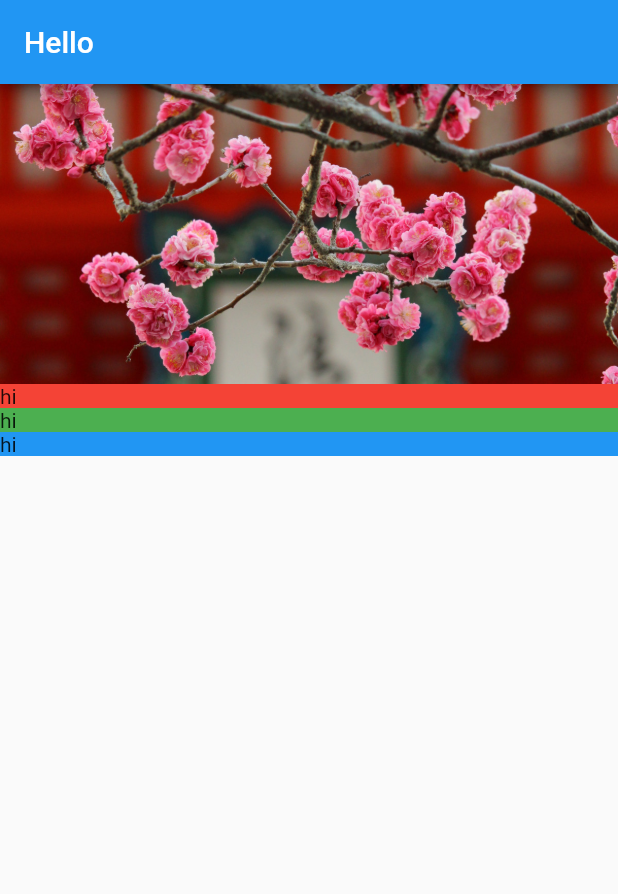
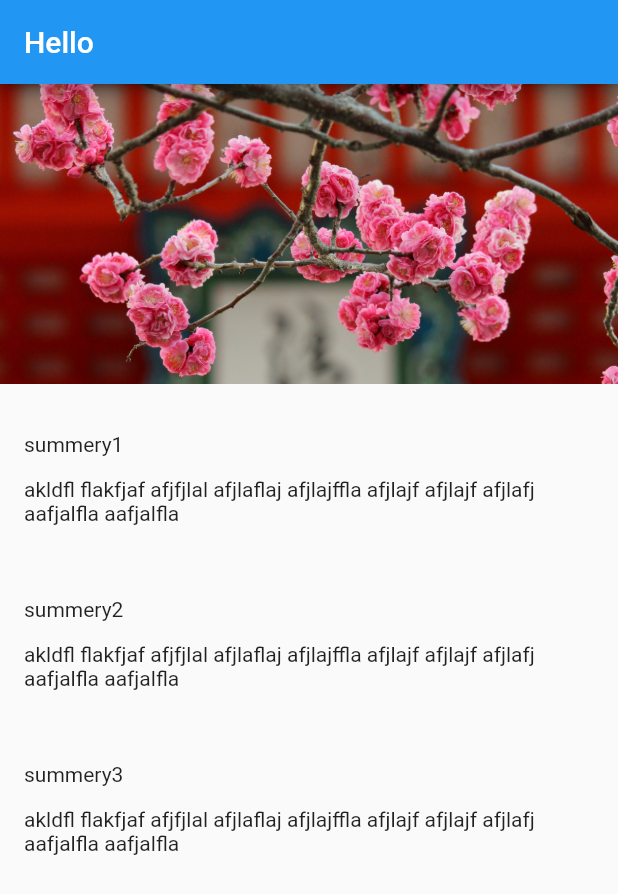
Before and after one commit to SheikhAman/Flutter-Crash-Course, a Flutter app: the screen it shows after launch, on a phone screen of 412 x 824 dp. Shown: the top 894 px of the screen. Run offline on Flutter 3.47's test engine with Material 2 defaults, Android fonts, the phone set to English and light mode, and no system bars.

Commit message:
const padding ,padding, container

```diff
--- a/myapp/lib/location_detail/location_detail.dart
+++ b/myapp/lib/location_detail/location_detail.dart
@@ -17,9 +17,12 @@ class LocationDetail extends StatelessWidget {
         crossAxisAlignment: CrossAxisAlignment.stretch,
         children: [
           ImageBanner("assets/images/kiyomizu-dera.jpg"),
-          TextSection(Colors.red),
-          TextSection(Colors.green),
-          TextSection(Colors.blue),
+          TextSection("summery1",
+              "akldfl flakfjaf afjfjlal afjlaflaj afjlajffla afjlajf afjlajf afjlafj aafjalfla aafjalfla"),
+          TextSection("summery2",
+              "akldfl flakfjaf afjfjlal afjlaflaj afjlajffla afjlajf afjlajf afjlafj aafjalfla aafjalfla"),
+          TextSection("summery3",
+              "akldfl flakfjaf afjfjlal afjlaflaj afjlajffla afjlajf afjlajf afjlafj aafjalfla aafjalfla"),
         ],
       ),
     );
--- a/myapp/lib/location_detail/text_section.dart
+++ b/myapp/lib/location_detail/text_section.dart
@@ -1,8 +1,11 @@
 import 'package:flutter/material.dart';
 
 class TextSection extends StatelessWidget {
-  late final Color _color;
-  TextSection(this._color);
+  late final String _title;
+  late final String _body;
+  static const double _hpad =
+      16.0; // if you take const you have to make it static
+  TextSection(this._title, this._body); // positional parameters
 
   // TextSection(Color color) {
   //   this._color = color;
@@ -10,11 +13,19 @@ class TextSection extends StatelessWidget {
 
   @override
   Widget build(BuildContext context) {
-    return Container(
-      decoration: BoxDecoration(
-        color: _color,
-      ),
-      child: Text('hi'),
+    return Column(
+      mainAxisAlignment: MainAxisAlignment.start,
+      crossAxisAlignment: CrossAxisAlignment.stretch,
+      children: [
+        Container(
+          padding: const EdgeInsets.fromLTRB(_hpad, 32.0, _hpad, 4.0),
+          child: Text(_title),
+        ),
+        Container(
+          padding: const EdgeInsets.fromLTRB(_hpad, 10.0, _hpad, _hpad),
+          child: Text(_body),
+        ),
+      ],
     );
   }
 }
```
